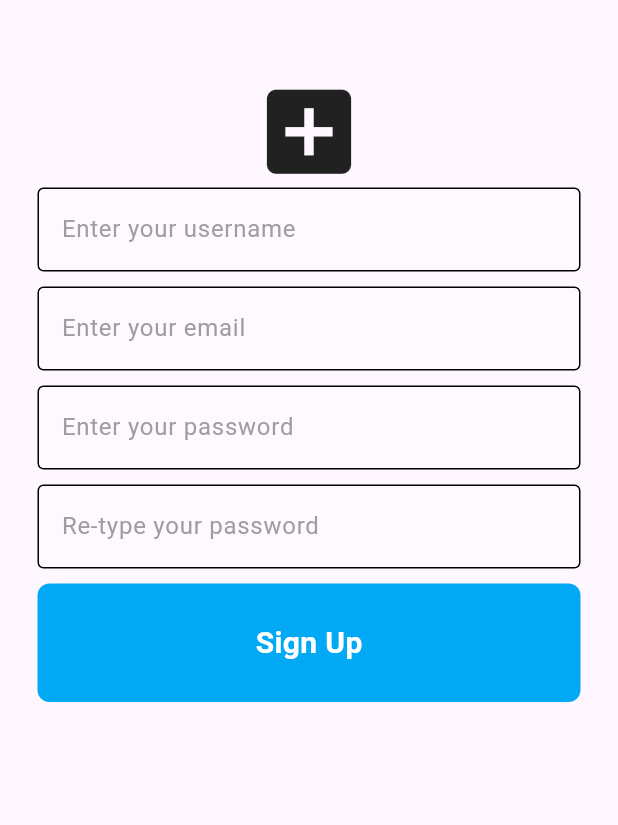
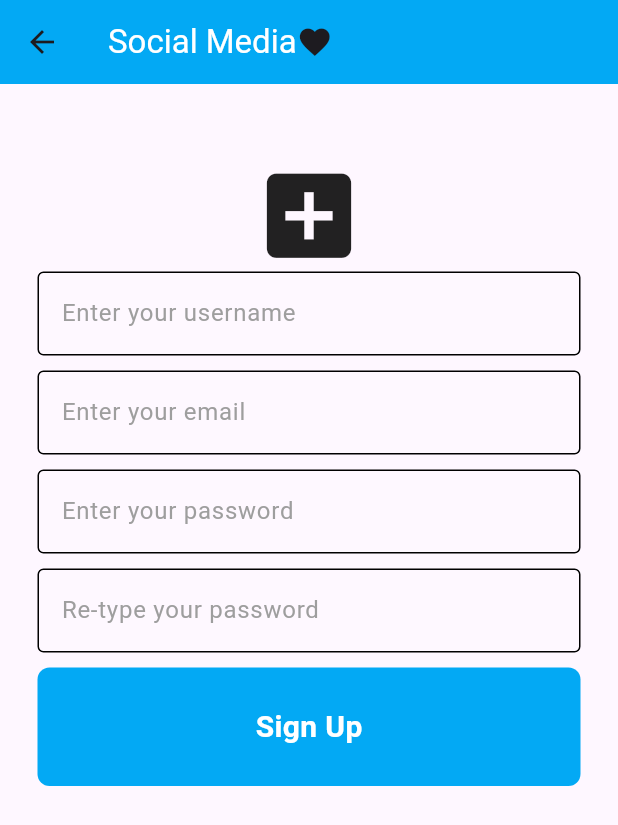
Before and after one commit to cmcgrew98/flutterassignment, a Flutter app: the Register screen opened directly, on a phone screen of 412 x 824 dp. Shown: the top 825 px of the screen. Run offline on Flutter 3.47's test engine with Material 3 defaults, Android fonts, the phone set to English and light mode, and no system bars; our stand-ins replace firebase_core; accounts and stored records are empty.

```diff
--- a/lib/Views/Register.dart
+++ b/lib/Views/Register.dart
@@ -13,6 +13,18 @@ class Register extends StatelessWidget {
   @override
   Widget build(BuildContext context) {
     return Scaffold(
+      appBar: AppBar(
+        backgroundColor: Colors.lightBlue,
+        title: const Row(
+          children: [
+            Text(
+              'Social Media',
+              style: TextStyle(color: Colors.white),
+            ),
+            Icon(Icons.favorite),
+          ],
+        ),
+      ),
         body: SafeArea(
         child: Center(
         child: Column(children:  [
@@ -51,8 +63,13 @@ class Register extends StatelessWidget {
           const SizedBox(height:10),
           SignUp(
               onTap: () {
-                Navigator.of(context).pushReplacement(MaterialPageRoute(
-                    builder: (BuildContext context) => UI()));
+                Navigator.push(
+                  context,
+                  MaterialPageRoute(
+                    builder: (context) => UI(),
+                  ),
+                );
+
               }
           ),
 
```
